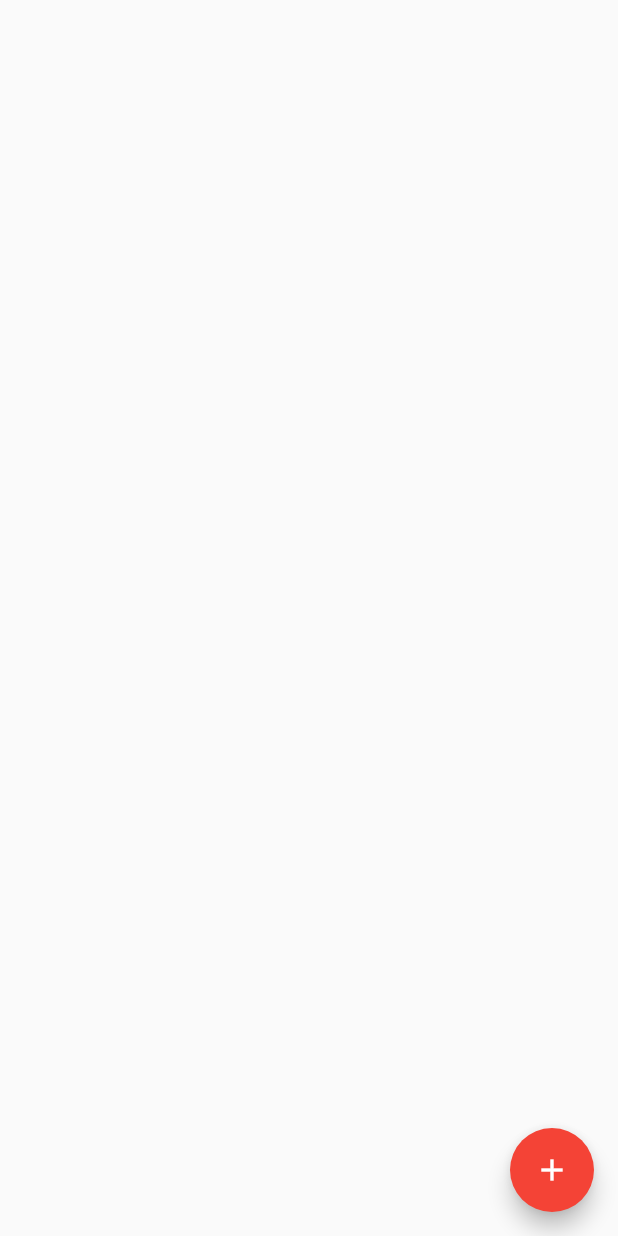
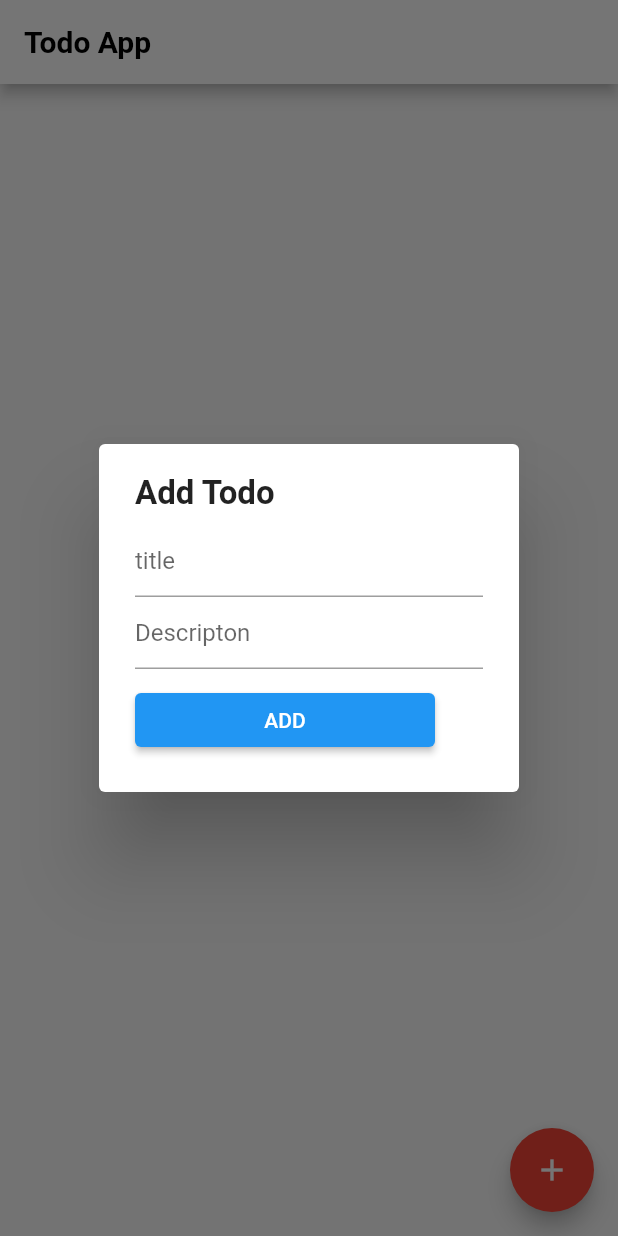
Before and after one commit to baold02/todo_list_app, a Flutter app: the screen it shows after launch, after a tap on the "add" icon, on a phone screen of 412 x 824 dp. Run offline on Flutter 3.47's test engine with Material 2 defaults, Android fonts, the phone set to English and light mode, and no system bars.

Commit message:
bao commit

```diff
--- /dev/null
+++ b/lib/controllors/todo_controllor.dart
@@ -0,0 +1,16 @@
+import 'package:flutter/material.dart';
+
+import '../models/todo_model.dart';
+
+class TodoControllor extends ChangeNotifier{
+  final List<TodoModel> _list = [];
+
+
+  List<TodoModel> get list => [..._list];
+  List<TodoModel> get todos => _list.where((todo) => todo.isDone == false).toList();
+  List<TodoModel> get todosCompleted => _list.where((element) => element.isDone == true).toList();
+  void AddTodo(TodoModel model){
+  _list.add(model);
+  notifyListeners();
+ }
+}
--- /dev/null
+++ b/lib/dialog_add.dart
@@ -0,0 +1,71 @@
+import 'package:flutter/material.dart';
+import 'package:provider/provider.dart';
+import 'package:todo_list_app/controllors/todo_controllor.dart';
+import 'package:todo_list_app/models/todo_model.dart';
+class AddTodo extends StatefulWidget {
+  const AddTodo({Key? key}) : super(key: key);
+
+  @override
+  State<AddTodo> createState() => _AddTodoState();
+}
+
+class _AddTodoState extends State<AddTodo> {
+  TodoControllor get _controller => context.read<TodoControllor>();
+  final _formKey = GlobalKey<FormState>();
+  final titleControllor = TextEditingController();
+  final descController = TextEditingController();
+  // String title = '';
+  // String description = '';
+  @override
+  Widget build(BuildContext context)  => AlertDialog(
+    content: Form(
+      key: _formKey,
+      child: Column(
+        mainAxisSize: MainAxisSize.min,
+        crossAxisAlignment: CrossAxisAlignment.start,
+        children: [
+          Text(
+            'Add Todo',
+            style: TextStyle(
+              fontWeight: FontWeight.bold,
+              fontSize: 22,
+            ),
+          ),
+          const SizedBox(height: 8),
+          TextFormField(
+            controller: titleControllor,
+            decoration: InputDecoration(hintText:'title'),
+            validator: (value)  {
+                if(value == null || value.isEmpty){
+                    return 'phải nhập trường title';
+                }
+            },
+          ),
+          TextFormField(
+            controller: descController,
+            decoration: InputDecoration(hintText:'Descripton'),
+            validator: (value) {
+              if(value == null || value.isEmpty){
+                return ' phải nhập nội dung';
+              }
+            },
+          ),
+
+          Container(
+              width: 200,
+              padding: EdgeInsets.only(top: 10),
+              child: ElevatedButton(onPressed: (){
+                if(_formKey.currentState?.validate() ?? false){
+                    _controller.AddTodo(TodoModel(
+                        title: titleControllor.text,
+                        Descripton: descController.text));
+                    print(titleControllor);
+                    print(descController);
+                    Navigator.pop(context);
+                }
+              },child: Text('ADD'),))
+        ],
+      ),
+    ),
+  );
+}
--- a/lib/main.dart
+++ b/lib/main.dart
@@ -1,7 +1,17 @@
 import 'package:flutter/material.dart';
+import 'package:provider/provider.dart';
+import 'package:todo_list_app/controllors/todo_controllor.dart';
+import 'package:todo_list_app/dialog_add.dart';
+import 'package:todo_list_app/todo_item.dart';
+import 'package:todo_list_app/todo_list.dart';
 
 void main() {
-  runApp(const MyHomePage());
+  runApp(ChangeNotifierProvider(create: (context) => TodoControllor(),
+    child: MaterialApp(home: MyHomePage(),
+      debugShowCheckedModeBanner: false,
+    )
+  )
+      );
 }
 
 
@@ -15,16 +25,27 @@ class MyHomePage extends StatefulWidget {
 class _MyHomePageState extends State<MyHomePage> {
   @override
   Widget build(BuildContext context) {
-    return MaterialApp(
-      debugShowCheckedModeBanner: false,
-      home: Scaffold(
+    return  Scaffold(
+        appBar: AppBar(title: Text('Todo App',style: TextStyle(
+          color: Colors.black,
+          fontWeight: FontWeight.bold
+        ),),backgroundColor: Colors.white,),
         floatingActionButton: FloatingActionButton(
           backgroundColor: Colors.red,
-          onPressed: (){},
+          onPressed: (){
+              showDialog(
+                  context: context,
+                  builder: (context) => AddTodo(),
+                  barrierDismissible: false,
+              );
+          },
           child:  Icon(Icons.add,),
         ),
-      ),
+      body: TodoList(),
 
-    );
+      );
+
+
   }
+
 }
--- a/lib/models/todo_model.dart
+++ b/lib/models/todo_model.dart
@@ -1,6 +1,7 @@
 class TodoModel {
   String title;
   String Descripton;
+  bool isDone;
 
-  TodoModel({required this.title,required this.Descripton});
+  TodoModel({required this.title, this.Descripton = '', this.isDone= false});
 }
--- /dev/null
+++ b/lib/todo_list.dart
@@ -0,0 +1,27 @@
+import 'package:flutter/material.dart';
+import 'package:provider/provider.dart';
+import 'package:todo_list_app/controllors/todo_controllor.dart';
+import 'package:todo_list_app/todo_item.dart';
+class TodoList extends StatelessWidget {
+  const TodoList({Key? key}) : super(key: key);
+
+  @override
+  Widget build(BuildContext context) {
+    final provider = Provider.of<TodoControllor>(context);
+    final todos = provider.todos;
+    return todos.isEmpty ?
+           Center(
+            child: Text(
+              'No todos',
+              style: TextStyle(fontSize: 20),
+            ),
+           ):
+        ListView.separated(
+            itemBuilder: (context, index) {
+               final todo = todos[index];
+                return TodoItem(todoModel:todo);
+            },
+            separatorBuilder: (context,index)=> Container(height: 8,),
+            itemCount: todos.length);
+  }
+}
--- a/pubspec.yaml
+++ b/pubspec.yaml
@@ -29,6 +29,7 @@ environment:
 dependencies:
   flutter:
     sdk: flutter
+  provider: ^6.0.3
 
 
   # The following adds the Cupertino Icons font to your application.
```
Also changed, not shown: lib/todo_item.dart (added, +47 -0 lines), pubspec.lock, 1 other file.
